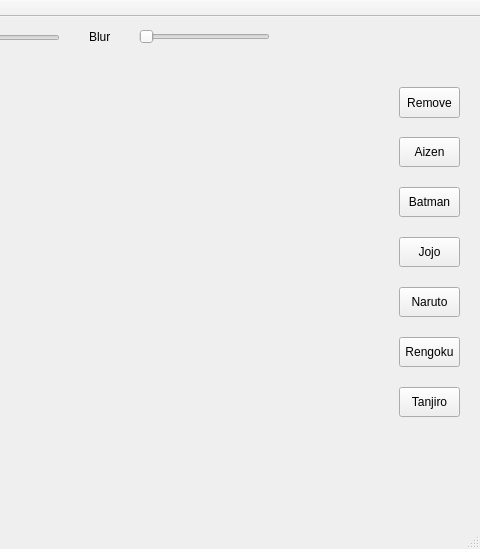
Before: the Qt Designer form QtApplication/mainWindow.ui in RTEP-zero-to-one/FacialDecoration, drawn with Qt 5; both pictures show x 311 to 791 and y 0 to 549 of the 791 by 549 pixel window.
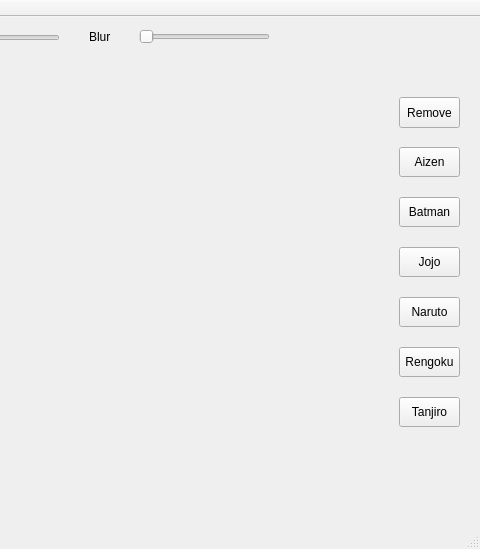
After: the same form once the commit is applied.

Commit message: update qss and add logo

```diff
--- a/QtApplication/mainWindow.ui
+++ b/QtApplication/mainWindow.ui
@@ -88,7 +88,7 @@
     <property name="geometry">
      <rect>
       <x>710</x>
-      <y>120</y>
+      <y>130</y>
       <width>61</width>
       <height>30</height>
      </rect>
@@ -110,7 +110,7 @@
     <property name="geometry">
      <rect>
       <x>710</x>
-      <y>70</y>
+      <y>80</y>
       <width>61</width>
       <height>31</height>
      </rect>
@@ -301,7 +301,7 @@
     <property name="geometry">
      <rect>
       <x>710</x>
-      <y>170</y>
+      <y>180</y>
       <width>61</width>
       <height>30</height>
      </rect>
@@ -323,7 +323,7 @@
     <property name="geometry">
      <rect>
       <x>710</x>
-      <y>220</y>
+      <y>230</y>
       <width>61</width>
       <height>30</height>
      </rect>
@@ -345,7 +345,7 @@
     <property name="geometry">
      <rect>
       <x>710</x>
-      <y>270</y>
+      <y>280</y>
       <width>61</width>
       <height>30</height>
      </rect>
@@ -367,7 +367,7 @@
     <property name="geometry">
      <rect>
       <x>710</x>
-      <y>320</y>
+      <y>330</y>
       <width>61</width>
       <height>30</height>
      </rect>
@@ -389,7 +389,7 @@
     <property name="geometry">
      <rect>
       <x>710</x>
-      <y>370</y>
+      <y>380</y>
       <width>61</width>
       <height>30</height>
      </rect>
```
Left out of the diff: 15 changed lines with no effect on the pictures. The commit also changes 2 other files.
